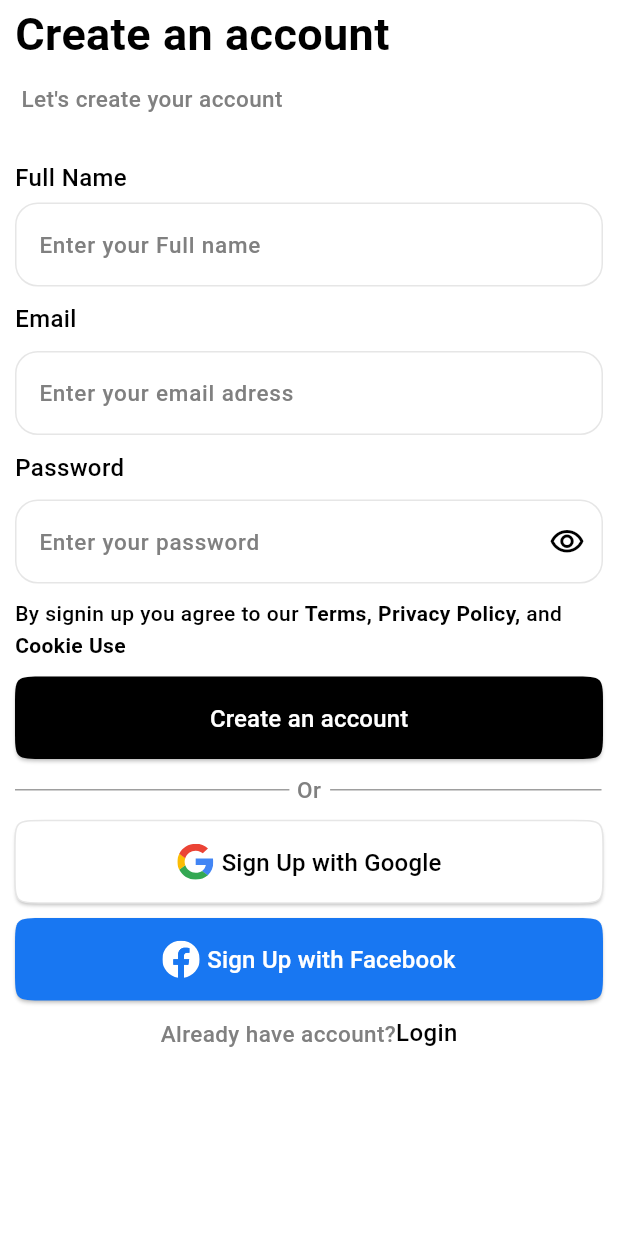
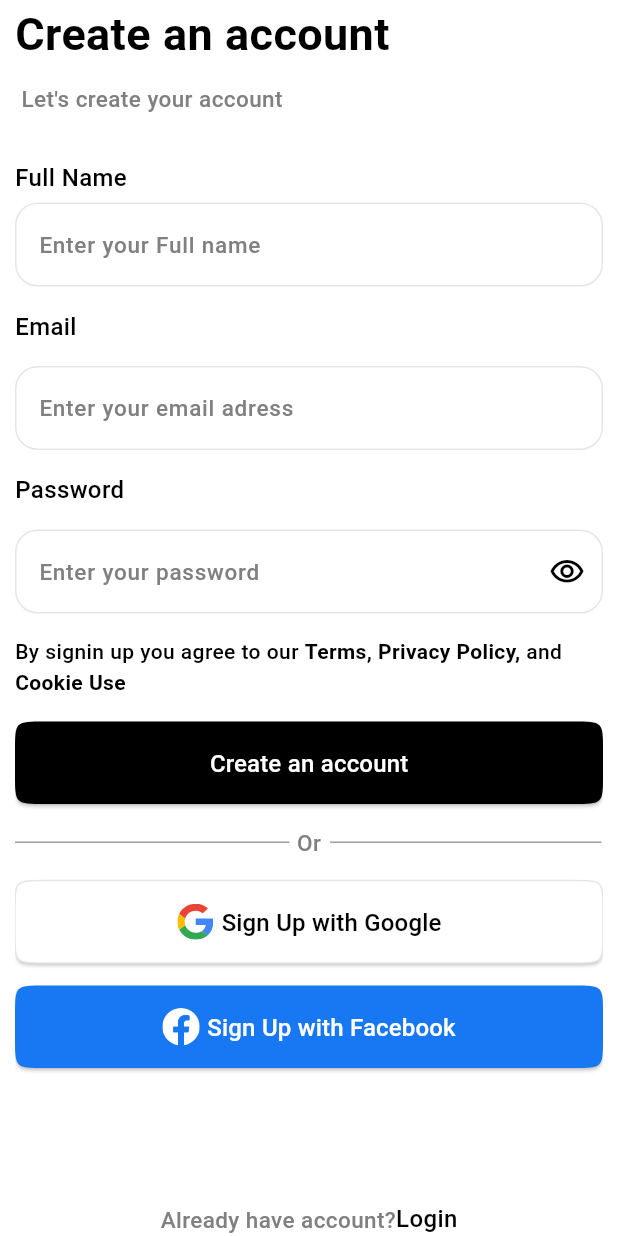
Before and after one commit to Selim513/e_commerce_fitmode, a Flutter app: the screen it shows after launch, after a tap on "Get Started", on a phone screen of 412 x 824 dp. Run offline on Flutter 3.47's test engine with Material 3 defaults, Android fonts, the phone set to English and light mode, and no system bars; our stand-ins replace bloc, buttons_tabbar, cached_network_image, cloud_firestore, device_preview, dio and 12 more; missing offline and left inert: linear_progress_bar; accounts and stored records are empty.

Commit message:
Enhance: Optimize scrolling experience in Auth screen using CustomScrollView

```diff
--- a/lib/features/auth/presentation/views/widgets/Auth_form_section.dart
+++ b/lib/features/auth/presentation/views/widgets/Auth_form_section.dart
@@ -36,18 +36,20 @@ class AuthForm extends StatelessWidget {
   Widget build(BuildContext context) {
     var authCubit = context.read<AuthCubit>();
     return SafeArea(
-      child: SingleChildScrollView(
       child: Padding(
         padding: const EdgeInsets.symmetric(horizontal: 10),
-          child: Column(
-            crossAxisAlignment: CrossAxisAlignment.start,
-            children: [
-              CustomAuthHeaders(title: title, subtitle: subtitle),
-              const Gap(30),
+        child: CustomScrollView(
+          // crossAxisAlignment: CrossAxisAlignment.start,
+          slivers: [
+            SliverToBoxAdapter(
+                child: CustomAuthHeaders(title: title, subtitle: subtitle)),
+            const SliverToBoxAdapter(child: Gap(30)),
+            SliverList(
+              delegate: SliverChildListDelegate([
                 Form(
                   key: globlaKey,
                   child: Column(
-                  spacing: 10,
+                    spacing: 15,
                     crossAxisAlignment: CrossAxisAlignment.start,
                     children: [
                       authSignUp
@@ -64,7 +66,9 @@ class AuthForm extends StatelessWidget {
                           return checkEmailValidator(value);
                         },
                         hinttText: 'Enter your email adress',
-                      controller: authSignUp? authCubit.createAccountEmailController:authCubit.loginEmailController,
+                        controller: authSignUp
+                            ? authCubit.createAccountEmailController
+                            : authCubit.loginEmailController,
                       ),
                       Text(
                         'Password',
@@ -77,7 +81,9 @@ class AuthForm extends StatelessWidget {
                           return checkPasswordValidator(value);
                         },
                         hinttText: 'Enter your password',
-                      controller:authSignUp? authCubit.createAccountPasswordController:authCubit.loginPasswordController,
+                        controller: authSignUp
+                            ? authCubit.createAccountPasswordController
+                            : authCubit.loginPasswordController,
                         suffixIcon: GestureDetector(
                             onTap: () {
                               authCubit.isPasswordActive =
@@ -121,23 +127,33 @@ class AuthForm extends StatelessWidget {
                         registrationType: authSignUp ? 'Sign Up' : 'Login',
                         onPress: () {},
                       ),
-                    LoginNavigatorSection(
+                    ],
+                  ),
+                ),
+              ]),
+            ),
+            const SliverToBoxAdapter(
+              child: Gap(20),
+            ),
+            SliverFillRemaining(
+              hasScrollBody: false,
+              child: Align(
+                alignment: Alignment.bottomCenter,
+                child: LoginNavigatorSection(
                   onPress: () {
                     if (authSignUp) {
                       GoRouter.of(context).goNamed(AppRoute.authLoginView);
                     } else {
-                          GoRouter.of(context)
-                              .goNamed(AppRoute.authCreateAccount);
+                      GoRouter.of(context).goNamed(AppRoute.authCreateAccount);
                     }
                   },
                   checkName: authSignUp ? 'Already' : 'do\'nt',
                   registrationType: authSignUp ? 'Login' : 'Join',
                 ),
-                  ],
               ),
             ),
+            const SliverToBoxAdapter(child: Gap(10)),
           ],
-          ),
         ),
       ),
     );
--- a/lib/features/auth/presentation/views/widgets/custom_facebook_sign_up_button.dart
+++ b/lib/features/auth/presentation/views/widgets/custom_facebook_sign_up_button.dart
@@ -23,7 +23,7 @@ class CustomFacebookRegistrationButton extends StatelessWidget {
             AssetsHelper.icons(name: 'facebook'),
             const Gap(5),
             Text(
-              '${registrationType} with Facebook',
+              '$registrationType with Facebook',
               style: AppFontStyle.reqgularFont.copyWith(color: Colors.white),
             )
           ],
--- a/lib/features/auth/presentation/views/widgets/custom_google_sign_up_button.dart
+++ b/lib/features/auth/presentation/views/widgets/custom_google_sign_up_button.dart
@@ -26,7 +26,7 @@ class CustomGoogleRegistrationButton extends StatelessWidget {
             AssetsHelper.icons(name: 'google'),
             const Gap(5),
             Text(
-              '${registrationType} with Google',
+              '$registrationType with Google',
               style: AppFontStyle.reqgularFont,
             )
           ],
--- a/lib/features/chekout/presentation/views/manger/cart_cubit/cart_cubit.dart
+++ b/lib/features/chekout/presentation/views/manger/cart_cubit/cart_cubit.dart
@@ -76,7 +76,6 @@ class CartCubit extends Cubit<CartState> {
           succMessage:
               'The product has been successfully removed from the cart.'));
     } catch (e) {
-      print('Error: ${e.toString()}');
       emit(
           CartDeletProductFailure(errMessage: 'Failed to delete the product.'));
     }
--- a/lib/features/chekout/presentation/views/widgets/custom_payment_method_section.dart
+++ b/lib/features/chekout/presentation/views/widgets/custom_payment_method_section.dart
@@ -1,6 +1,4 @@
 import 'package:e_commerce_fitmode/core/utils/app_fonts.dart';
-import 'package:e_commerce_fitmode/core/widgets/custom_divider.dart';
-import 'package:e_commerce_fitmode/features/chekout/presentation/views/widgets/custom_checkout_section.dart';
 import 'package:e_commerce_fitmode/features/chekout/presentation/views/widgets/custom_payment_method_container.dart';
 import 'package:flutter/material.dart';
 
@@ -49,7 +47,6 @@ class _CustomPaymentMethodSectionState
           ),
         ),
         selectedIndex == 0 ? const CustomAddCard() : const SizedBox(),
-
       ],
     );
   }
--- a/lib/features/home/presentation/views/widgets/custom_products_item.dart
+++ b/lib/features/home/presentation/views/widgets/custom_products_item.dart
@@ -15,8 +15,7 @@ class CustomProductsItem extends StatelessWidget {
   @override
   Widget build(BuildContext context) {
     return GestureDetector(
-       onTap: () => GoRouter.of(context)
-                .pushNamed(AppRoute.productDetails, extra: products),
+       onTap: () => GoRouter.of(context).pushNamed(AppRoute.productDetails, extra: products),
       child: Column(
         spacing: 5,
         crossAxisAlignment: CrossAxisAlignment.start,
--- a/lib/features/on_boarding/presentation/views/widget/get_started_body.dart
+++ b/lib/features/on_boarding/presentation/views/widget/get_started_body.dart
@@ -1,6 +1,4 @@
-import 'package:e_commerce_fitmode/core/utils/assets_helper.dart';
 import 'package:e_commerce_fitmode/features/on_boarding/presentation/views/widget/custom_get_started_button.dart';
-import 'package:e_commerce_fitmode/features/on_boarding/presentation/views/widget/custom_person_image.dart';
 import 'package:e_commerce_fitmode/features/on_boarding/presentation/views/widget/custom_title_text.dart';
 import 'package:flutter/material.dart';
 
@@ -11,19 +9,32 @@ class GetStartedBody extends StatelessWidget {
   Widget build(BuildContext context) {
     return Scaffold(
       body: Padding(
-        padding: const EdgeInsets.only(top: 15),
+        padding: const EdgeInsets.only(top: 15, bottom: 20),
         child: Column(
           children: [
-            Stack(
-              children: [
-                AssetsHelper.svgPicture('Element1'),
-                const CustomTitleText(),
-                const CustomPersonImage(),
-              ],
+            Flexible(
+              child: Container(
+                decoration: const BoxDecoration(
+                    image: DecorationImage(
+                        image: AssetImage(
+                          'assets/images/person.png',
+                        ),
+                        fit: BoxFit.fill)),
+                child: const Column(
+                  children: [
+                    Align(
+                        alignment: Alignment.topLeft, child: CustomTitleText()),
+                    // AssetsHelper.svgPicture('Element1'),
+                  ],
+                ),
+              ),
             ),
             const Padding(
-              padding: EdgeInsets.symmetric(horizontal: 10),
-              child: CustomGetStartedButton(),
+              padding: EdgeInsets.symmetric(horizontal: 10, vertical: 5),
+              child: Align(
+                alignment: Alignment.bottomCenter,
+                child: CustomGetStartedButton(),
+              ),
             ),
           ],
         ),
--- a/lib/main.dart
+++ b/lib/main.dart
@@ -1,3 +1,4 @@
+import 'package:device_preview/device_preview.dart';
 import 'package:e_commerce_fitmode/bloc_observer.dart';
 import 'package:e_commerce_fitmode/core/utils/services_locator.dart';
 import 'package:e_commerce_fitmode/features/auth/presentation/cubit/auth_cubit.dart';
@@ -16,7 +17,7 @@ void main() async {
 
   Bloc.observer = AppObserver();
   setup();
-  runApp(const MainApp());
+  runApp(DevicePreview(builder: (context) => const FitMode()));
   FirebaseAuth.instance.authStateChanges().listen((User? user) {
     if (user == null) {
       print('User is currently signed out!');
@@ -26,8 +27,8 @@ void main() async {
   });
 }
 
-class MainApp extends StatelessWidget {
-  const MainApp({super.key});
+class FitMode extends StatelessWidget {
+  const FitMode({super.key});
 
   @override
   Widget build(BuildContext context) {
--- a/pubspec.yaml
+++ b/pubspec.yaml
@@ -25,10 +25,11 @@ dependencies:
   get_it: ^8.0.3
   go_router: ^14.6.2
   google_fonts: ^6.2.1
-  intl: ^0.20.2
+  intl: ^0.19.0
   linear_progress_bar: ^1.1.3
   lottie: ^3.1.3
   persistent_bottom_nav_bar: ^6.2.1
+  device_preview: ^1.2.0
 
 dev_dependencies:
   flutter_lints: ^4.0.0
```
Also changed, not shown: pubspec.lock, 126 other files. Lines whose indentation alone changed are shown as unchanged.
